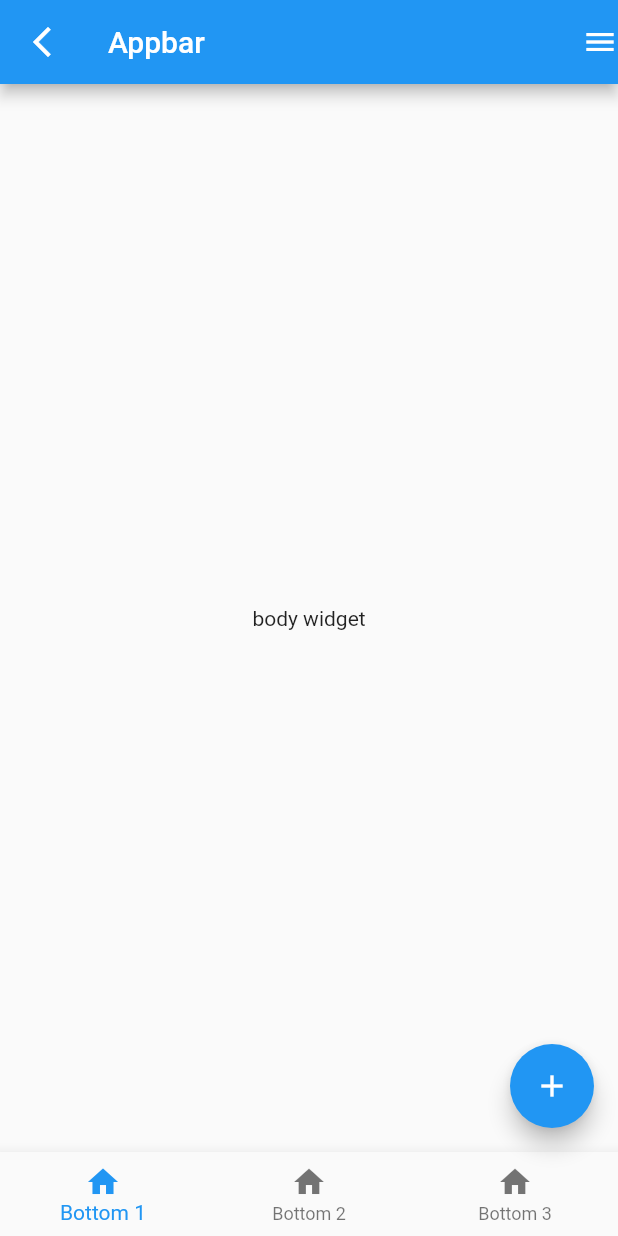
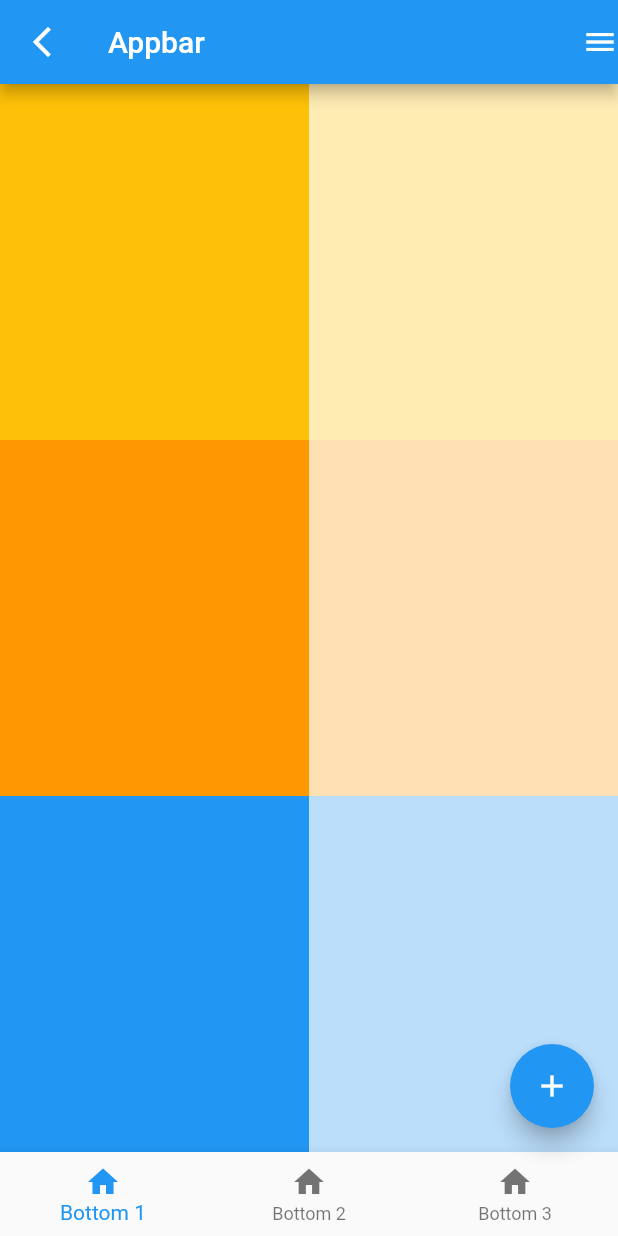
Before and after one commit to fradip12/flutter-course-beginner, a Flutter app: the screen it shows after launch, on a phone screen of 412 x 824 dp. Run offline on Flutter 3.47's test engine with Material 2 defaults, Android fonts, the light colour scheme and no system bars.

Commit message:
feat : row and column

```diff
--- a/lib/main.dart
+++ b/lib/main.dart
@@ -58,8 +58,63 @@ class MaterialHomePage extends StatelessWidget {
       ),
 
       /// Di body kita bisa memasukkan widget atau menu aplikasi yang akan kita buat
-      body: const Center(
-        child: Text('body widget'),
+      body: Column(
+        children: [
+          Expanded(
+            child: Row(
+              children: [
+                Expanded(
+                  child: Container(
+                    width: double.infinity,
+                    color: Colors.amber,
+                  ),
+                ),
+                Expanded(
+                  child: Container(
+                    width: double.infinity,
+                    color: Colors.amber[100],
+                  ),
+                ),
+              ],
+            ),
+          ),
+          Expanded(
+            child: Row(
+              children: [
+                Expanded(
+                  child: Container(
+                    width: double.infinity,
+                    color: Colors.orange,
+                  ),
+                ),
+                Expanded(
+                  child: Container(
+                    width: double.infinity,
+                    color: Colors.orange[100],
+                  ),
+                ),
+              ],
+            ),
+          ),
+          Expanded(
+            child: Row(
+              children: [
+                Expanded(
+                  child: Container(
+                    width: double.infinity,
+                    color: Colors.blue,
+                  ),
+                ),
+                Expanded(
+                  child: Container(
+                    width: double.infinity,
+                    color: Colors.blue[100],
+                  ),
+                ),
+              ],
+            ),
+          )
+        ],
       ),
 
       /// Bottom Navigation bar biasa digunakan unttuk menu bar, bisa berisi home, account, dan lain lain.
```
